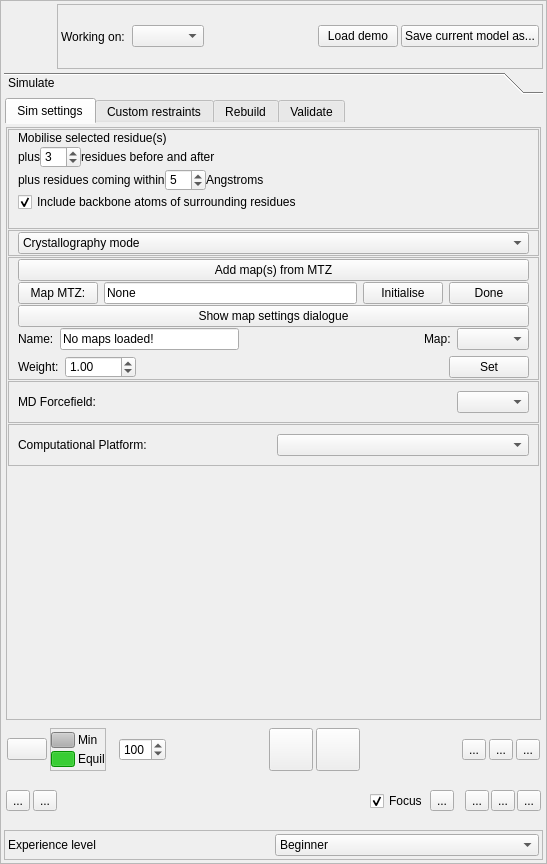
The window that isolde/src/IsoldeFrame.ui (tristanic/isolde) describes before a commit, drawn with Qt 5.
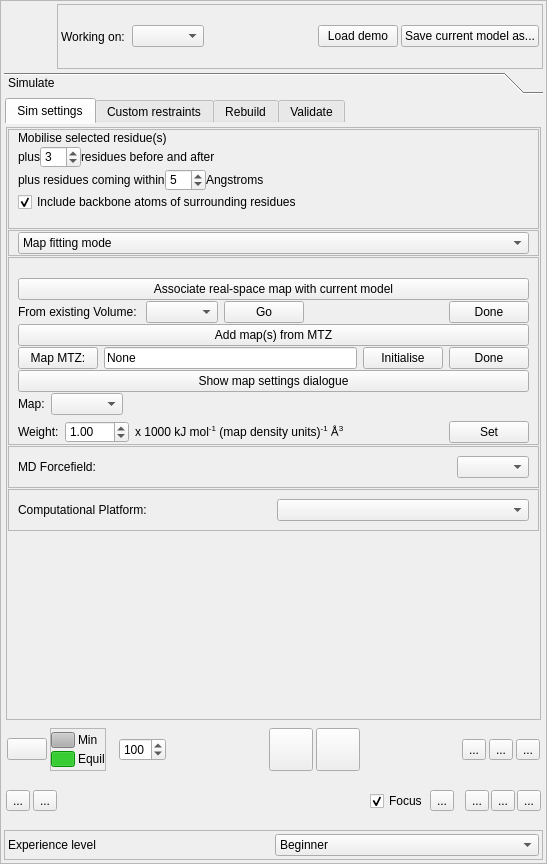
The same window after the commit. Icons and pictures are not drawn.

Commit message: Updated behaviour of map settings GUI

The edit to the form file:
```diff
--- a/isolde/src/IsoldeFrame.ui
+++ b/isolde/src/IsoldeFrame.ui
@@ -437,12 +437,7 @@
                      <widget class="QComboBox" name="_sim_basic_mode_combo_box">
                       <item>
                        <property name="text">
-                        <string>Crystallography mode</string>
-                       </property>
-                      </item>
-                      <item>
-                       <property name="text">
-                        <string>EM mode</string>
+                        <string>Map fitting mode</string>
                        </property>
                       </item>
                       <item>
@@ -480,11 +475,92 @@
                      <number>1</number>
                     </property>
                     <property name="topMargin">
-                     <number>1</number>
+                     <number>20</number>
                     </property>
                     <property name="bottomMargin">
                      <number>1</number>
                     </property>
+                    <item>
+                     <widget class="QPushButton" name="_real_space_map_from_volume_show_button">
+                      <property name="text">
+                       <string>Associate real-space map with current model</string>
+                      </property>
+                     </widget>
+                    </item>
+                    <item>
+                     <widget class="QFrame" name="_real_space_map_from_volume_frame">
+                      <property name="minimumSize">
+                       <size>
+                        <width>0</width>
+                        <height>0</height>
+                       </size>
+                      </property>
+                      <property name="frameShape">
+                       <enum>QFrame::NoFrame</enum>
+                      </property>
+                      <property name="frameShadow">
+                       <enum>QFrame::Raised</enum>
+                      </property>
+                      <layout class="QVBoxLayout" name="verticalLayout_4">
+                       <property name="leftMargin">
+                        <number>0</number>
+                       </property>
+                       <property name="topMargin">
+                        <number>0</number>
+                       </property>
+                       <property name="rightMargin">
+                        <number>0</number>
+                       </property>
+                       <property name="bottomMargin">
+                        <number>0</number>
+                       </property>
+                       <item>
+                        <layout class="QHBoxLayout" name="horizontalLayout_37">
+                         <item>
+                          <widget class="QLabel" name="label_8">
+                           <property name="text">
+                            <string>From existing Volume: </string>
+                           </property>
+                          </widget>
+                         </item>
+                         <item>
+                          <widget class="QComboBox" name="_real_space_map_volume_combo_box"/>
+                         </item>
+                         <item>
+                          <widget class="QPushButton" name="_real_space_map_from_volume_button">
+                           <property name="toolTip">
+                            <string>Create a copy of the chosen volume data as a scrollable, MDFF-ready map. The original volume may safely be closed.</string>
+                           </property>
+                           <property name="text">
+                            <string>Go</string>
+                           </property>
+                          </widget>
+                         </item>
+                         <item>
+                          <spacer name="horizontalSpacer_23">
+                           <property name="orientation">
+                            <enum>Qt::Horizontal</enum>
+                           </property>
+                           <property name="sizeHint" stdset="0">
+                            <size>
+                             <width>40</width>
+                             <height>20</height>
+                            </size>
+                           </property>
+                          </spacer>
+                         </item>
+                         <item>
+                          <widget class="QPushButton" name="_real_space_map_from_volume_done_button">
+                           <property name="text">
+                            <string>Done</string>
+                           </property>
+                          </widget>
+                         </item>
+                        </layout>
+                       </item>
+                      </layout>
+                     </widget>
+                    </item>
                     <item>
                      <widget class="QPushButton" name="_sim_basic_xtal_init_open_button">
                       <property name="minimumSize">
@@ -602,33 +678,6 @@
                        </property>
                        <item>
                         <layout class="QHBoxLayout" name="horizontalLayout_35">
-                         <item>
-                          <widget class="QLabel" name="label_41">
-                           <property name="text">
-                            <string>Name:</string>
-                           </property>
-                          </widget>
-                         </item>
-                         <item>
-                          <widget class="QLineEdit" name="_sim_basic_xtal_settings_map_name">
-                           <property name="text">
-                            <string>No maps loaded!</string>
-                           </property>
-                          </widget>
-                         </item>
-                         <item>
-                          <spacer name="horizontalSpacer_22">
-                           <property name="orientation">
-                            <enum>Qt::Horizontal</enum>
-                           </property>
-                           <property name="sizeHint" stdset="0">
-                            <size>
-                             <width>40</width>
-                             <height>20</height>
-                            </size>
-                           </property>
-                          </spacer>
-                         </item>
                          <item>
                           <widget class="QLabel" name="label_39">
                            <property name="text">
@@ -639,6 +688,19 @@
                          <item>
                           <widget class="QComboBox" name="_sim_basic_xtal_settings_map_combo_box"/>
                          </item>
+                         <item>
+                          <spacer name="horizontalSpacer_22">
+                           <property name="orientation">
+                            <enum>Qt::Horizontal</enum>
+                           </property>
+                           <property name="sizeHint" stdset="0">
+                            <size>
+                             <width>40</width>
+                             <height>20</height>
+                            </size>
+                           </property>
+                          </spacer>
+                         </item>
                         </layout>
                        </item>
                        <item>
@@ -652,14 +714,27 @@
                          </item>
                          <item>
                           <widget class="QDoubleSpinBox" name="_sim_basic_xtal_map_weight_spin_box">
+                           <property name="decimals">
+                            <number>2</number>
+                           </property>
                            <property name="maximum">
-                            <double>1000.000000000000000</double>
+                            <double>100.000000000000000</double>
                            </property>
                            <property name="value">
                             <double>1.000000000000000</double>
                            </property>
                           </widget>
                          </item>
+                         <item>
+                          <widget class="QLabel" name="label_9">
+                           <property name="text">
+                            <string>&lt;html&gt;&lt;head/&gt;&lt;body&gt;&lt;p&gt;x 1000 kJ mol&lt;span style=&quot; vertical-align:super;&quot;&gt;-1&lt;/span&gt; (map density units)&lt;span style=&quot; vertical-align:super;&quot;&gt;-1&lt;/span&gt; Å&lt;span style=&quot; vertical-align:super;&quot;&gt;3&lt;/span&gt;&lt;/p&gt;&lt;/body&gt;&lt;/html&gt;</string>
+                           </property>
+                           <property name="textFormat">
+                            <enum>Qt::RichText</enum>
+                           </property>
+                          </widget>
+                         </item>
                          <item>
                           <spacer name="horizontalSpacer_3">
                            <property name="orientation">
```
The commit also changes 2 other files.
